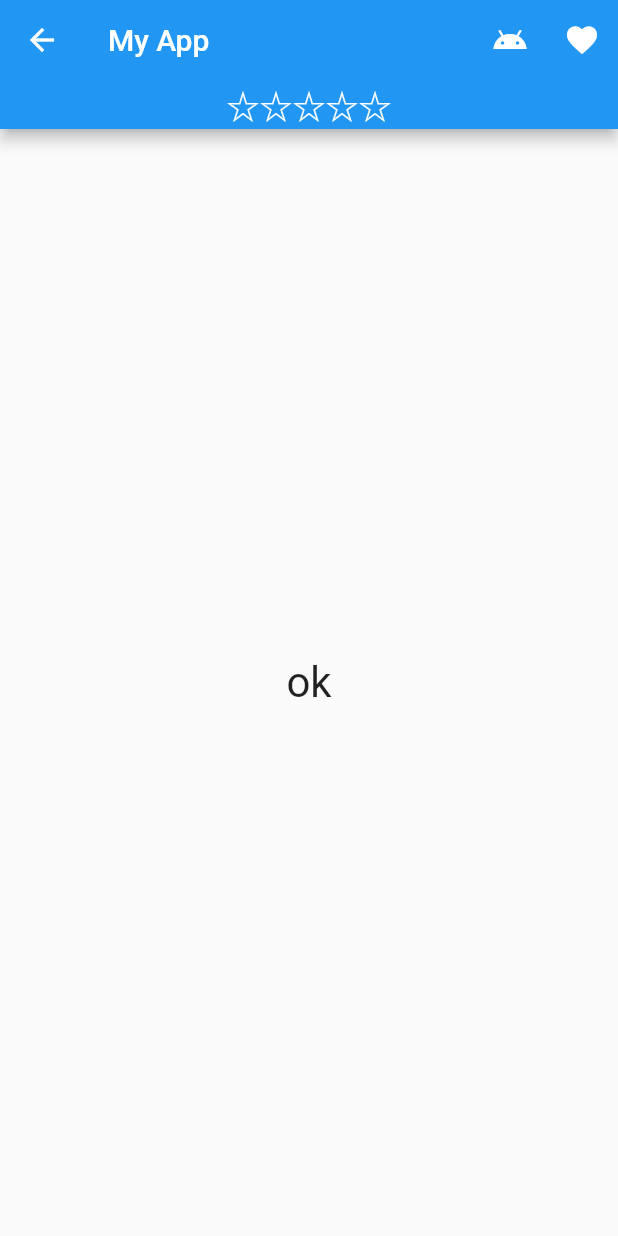
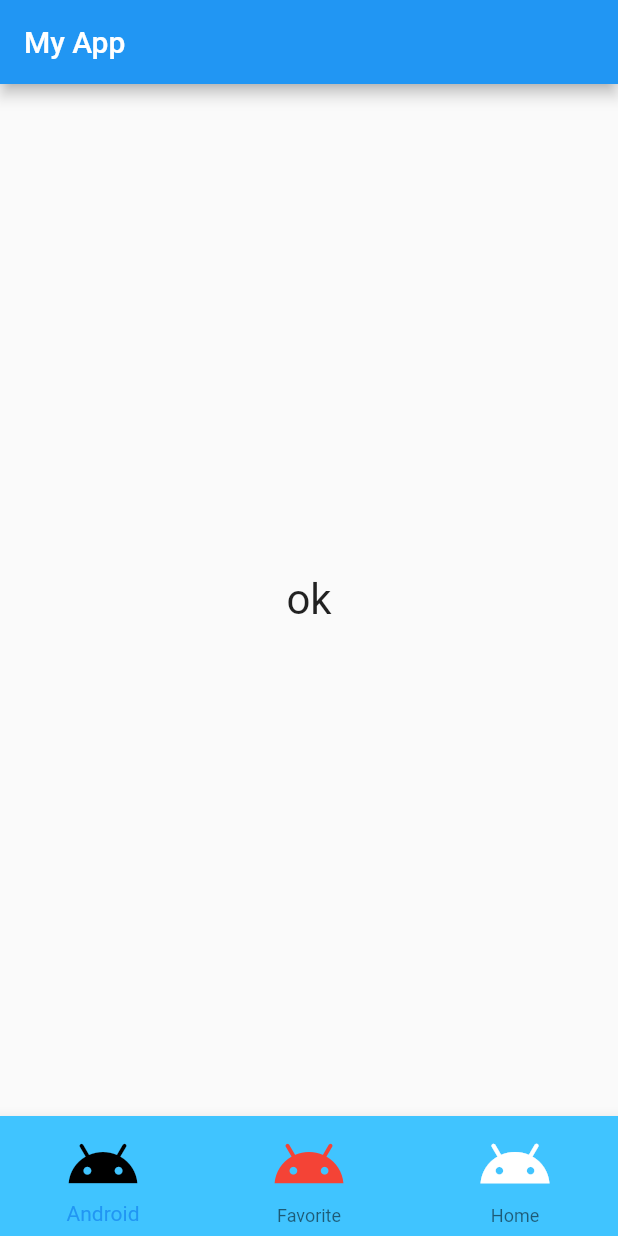
Before and after one commit to naokimakino/introduction-to-flutter3, a Flutter app: the screen it shows after launch, on a phone screen of 412 x 824 dp. Run offline on Flutter 3.47's test engine with Material 2 defaults, Android fonts, the light colour scheme and no system bars.

Commit message:
feat(chapter4): list4_2

```diff
--- a/chapter4/lib/main.dart
+++ b/chapter4/lib/main.dart
@@ -29,60 +29,41 @@ class MyHomePage extends StatefulWidget {
 
 class _MyHomePageState extends State<MyHomePage> {
   static var _message = 'ok';
-  static var _stars = '☆☆☆☆☆';
-  static var _star = 0;
+  static var _index = 0;
 
   @override
   Widget build(BuildContext context) {
     return Scaffold(
-        appBar: AppBar(
-          title: const Text('My App'),
-          leading: const BackButton(color: Colors.white),
-          actions: [
-            IconButton(
-                icon: const Icon(Icons.android),
-                tooltip: 'add star...',
-                onPressed: iconPressedA),
-            IconButton(
-                icon: const Icon(Icons.favorite),
-                tooltip: 'subtract star...',
-                onPressed: iconPressedB),
-          ],
-          bottom: PreferredSize(
-              preferredSize: const Size.fromHeight(30.0),
-              child: Center(
-                child: Text(
-                  _stars,
-                  style: const TextStyle(fontSize: 22.0, color: Colors.white),
-                ),
-              )),
-        ),
-        body: Center(
-          child: Text(_message, style: const TextStyle(fontSize: 28.0)),
-        ));
+      appBar: AppBar(
+        title: const Text('My App'),
+      ),
+      body: Center(
+        child: Text(_message, style: const TextStyle(fontSize: 28.0)),
+      ),
+      bottomNavigationBar: BottomNavigationBar(
+        currentIndex: _index,
+        backgroundColor: Colors.lightBlueAccent,
+        items: const <BottomNavigationBarItem>[
+          BottomNavigationBarItem(
+              label: 'Android',
+              icon: Icon(Icons.android, color: Colors.black, size: 50)),
+          BottomNavigationBarItem(
+              label: 'Favorite',
+              icon: Icon(Icons.android, color: Colors.red, size: 50)),
+          BottomNavigationBarItem(
+              label: 'Home',
+              icon: Icon(Icons.android, color: Colors.white, size: 50))
+        ],
+        onTap: tapBottomIcon,
+      ),
+    );
   }
 
-  void iconPressedA() {
-    _message = 'tap "android".';
-    _star++;
-    update();
-  }
-
-  void iconPressedB() {
-    _message = 'tap "favorite".';
-    _star--;
-    update();
-  }
-
-  void update() {
-    _star = _star < 0
-        ? 0
-        : _star > 5
-            ? 5
-            : _star;
+  void tapBottomIcon(int value) {
+    var items = ['Android', 'Favorite', 'Home'];
     setState(() {
-      _stars = '★★★★★☆☆☆☆☆'.substring(5 - _star, 5 - _star + 5);
-      _message = '$_message[$_star]';
+      _index = value;
+      _message = 'you tapped: "${items[_index]}".';
     });
   }
 }
```
